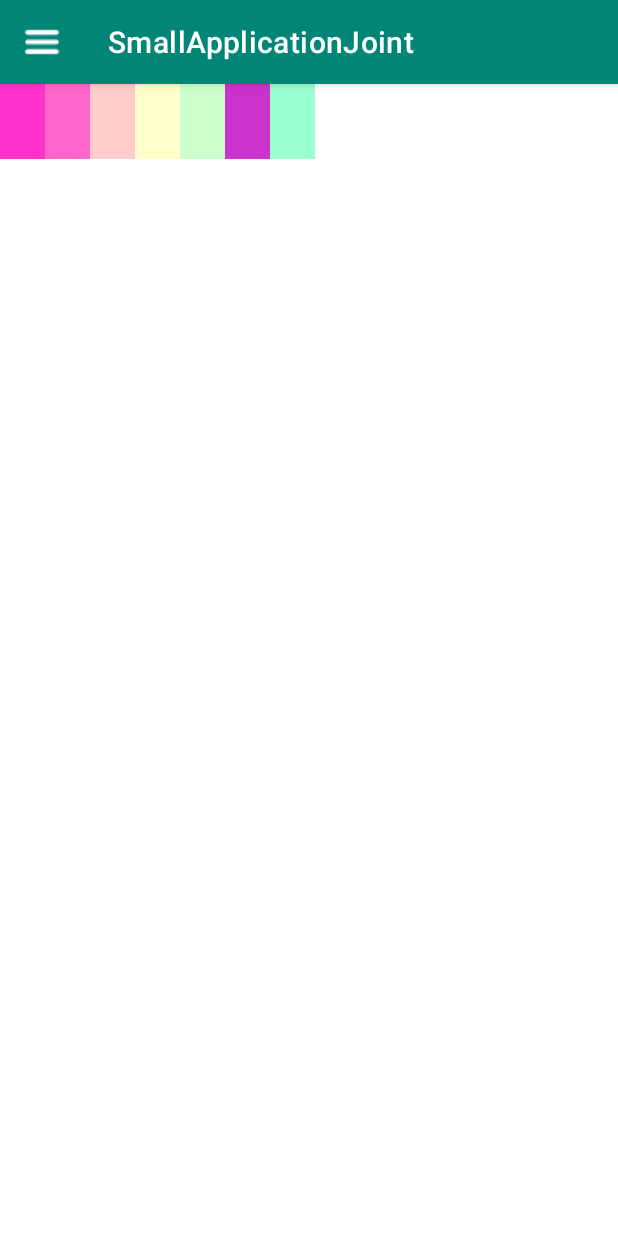
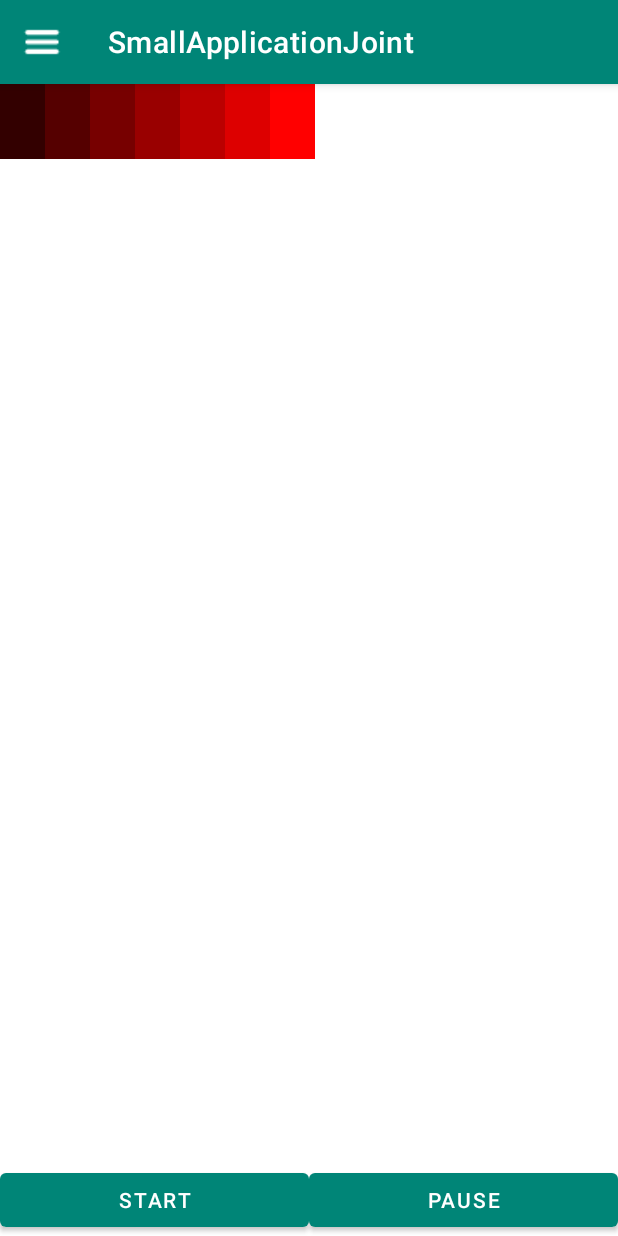
Before and after one commit to nianchu99/smallapplicationjoint, an Android app: the screen it shows after launch (MainActivity), in the side drawer, after a tap on "Neon Lights", on a phone screen of 412 x 824 dp. Run offline under Robolectric (Android 15) with nearby library versions, the phone set to English and light mode, and no system bars; pictures from the network do not load.

Commit message:
为Neon Lights添加了Start和Pause按钮

```diff
--- a/app/src/main/java/space/nianchu/smallapplicationjoint/NeonLightsFragment.java
+++ b/app/src/main/java/space/nianchu/smallapplicationjoint/NeonLightsFragment.java
@@ -2,21 +2,27 @@ package space.nianchu.smallapplicationjoint;
 
 import android.graphics.Color;
 import android.os.Bundle;
+import android.util.Log;
 import android.view.LayoutInflater;
 import android.view.View;
 import android.view.ViewGroup;
+import android.webkit.WebView;
 import android.widget.TextView;
 
 import androidx.annotation.NonNull;
 import androidx.annotation.Nullable;
 import androidx.fragment.app.Fragment;
 
-import java.sql.Time;
+import com.google.android.material.button.MaterialButton;
 import java.util.Timer;
 import java.util.TimerTask;
 
 public class NeonLightsFragment extends Fragment {
     private int currentColor = 0;
+    private MaterialButton btnStart;
+    private MaterialButton btnPause;
+//    添加一个boolean用于指示btnStart是否已经成功启用，从而避免连续两次按压Start Button的无用操作
+    private boolean btnStartChecked = false;
     private int[] colors = new int[]{
            R.color.color1,
             R.color.color2,
@@ -42,6 +48,8 @@ public class NeonLightsFragment extends Fragment {
     @Override
     public View onCreateView(@NonNull LayoutInflater inflater, @Nullable ViewGroup container, @Nullable Bundle savedInstanceState) {
         View view = inflater.inflate(R.layout.neon_lights_fg, container, false);
+        btnStart = (MaterialButton) view.findViewById(R.id.neon_lights_start);
+        btnPause = (MaterialButton)view.findViewById(R.id.neon_lights_pause);
         for (int i = 0; i < 7; i++) {
             textViews[i] = view.findViewById(names[i]);
         }
@@ -52,29 +60,52 @@ public class NeonLightsFragment extends Fragment {
     @Override
     public void onActivityCreated(@Nullable Bundle savedInstanceState) {
         super.onActivityCreated(savedInstanceState);
-        new Timer().schedule(new TimerTask() {
+        btnStart.setOnClickListener(new View.OnClickListener() {
+            @Override
+            public void onClick(View v) {
+                changeLightColor();
+            }
+        });
+    }
+
+    private void changeLightColor(){
+        if (!btnStartChecked){
+            Log.d(TAG, "changeLightColor: ");
+            final Timer timer = new Timer();
+            timer.schedule(new TimerTask() {
                 @Override
                 public void run() {
-                currentColor++;
-                if (currentColor >= 6){
+                    if (currentColor >= 7){
                         currentColor = 0;
                     }
-                changeLightColor();
-            }
-        }, 0, 100);
-    }
-
-    public void changeLightColor(){
                     getActivity().runOnUiThread(new Runnable() {
                         @Override
                         public void run() {
                             for (int i = 0; i < 7 - currentColor; i++) {
                                 textViews[i].setBackgroundResource(colors[i + currentColor]);
                             }
-                for (int i = 7 - currentColor, j = 0; i < 7; i++, j++) {
-                    textViews[i].setBackgroundResource(colors[j]);
+
+                            for (int i = 7 - currentColor, j = 0; i < 7; i++, j ++) {
+                                try {
+                                    textViews[i].setBackgroundResource(colors[j]);}
+                                catch (ArrayIndexOutOfBoundsException e){
+                                    Log.d(TAG, "run: Error and j = : " + j);
+                                }
                             }
                         }
                     });
+                    currentColor ++;
+                }
+            }, 0, 100);
+            btnPause.setOnClickListener(new View.OnClickListener() {
+                @Override
+                public void onClick(View v) {
+                    Log.d(TAG, "onClick: Button Pause");
+                    timer.cancel();
+                    btnStartChecked = false;
+                }
+            });
+        }
+        btnStartChecked = true;
     }
 }
--- a/app/src/main/res/layout/neon_lights_fg.xml
+++ b/app/src/main/res/layout/neon_lights_fg.xml
@@ -1,7 +1,12 @@
 <?xml version="1.0" encoding="utf-8"?>
-<FrameLayout xmlns:android="http://schemas.android.com/apk/res/android"
+<LinearLayout xmlns:android="http://schemas.android.com/apk/res/android"
     android:orientation="vertical" android:layout_width="match_parent"
     android:layout_height="match_parent">
+    <FrameLayout
+        android:layout_weight="1"
+        android:layout_gravity="center"
+        android:layout_width="match_parent"
+        android:layout_height="wrap_content">
     <TextView
         android:id="@+id/view01"
         android:layout_width="wrap_content"
@@ -51,5 +56,22 @@
         android:width="30dp"
         android:height="50dp"
         android:background="#330000"/>
-
-</FrameLayout>
+    </FrameLayout>
+    <LinearLayout
+        android:orientation="horizontal"
+        android:layout_width="match_parent"
+        android:layout_height="wrap_content">
+        <com.google.android.material.button.MaterialButton
+            android:id="@+id/neon_lights_start"
+            android:text="Start"
+            android:layout_weight="1"
+            android:layout_width="wrap_content"
+            android:layout_height="wrap_content"/>
+        <com.google.android.material.button.MaterialButton
+            android:id="@+id/neon_lights_pause"
+            android:text="Pause"
+            android:layout_weight="1"
+            android:layout_width="wrap_content"
+            android:layout_height="wrap_content"/>
+    </LinearLayout>
+</LinearLayout>
```
Lines whose indentation alone changed are shown as unchanged.
